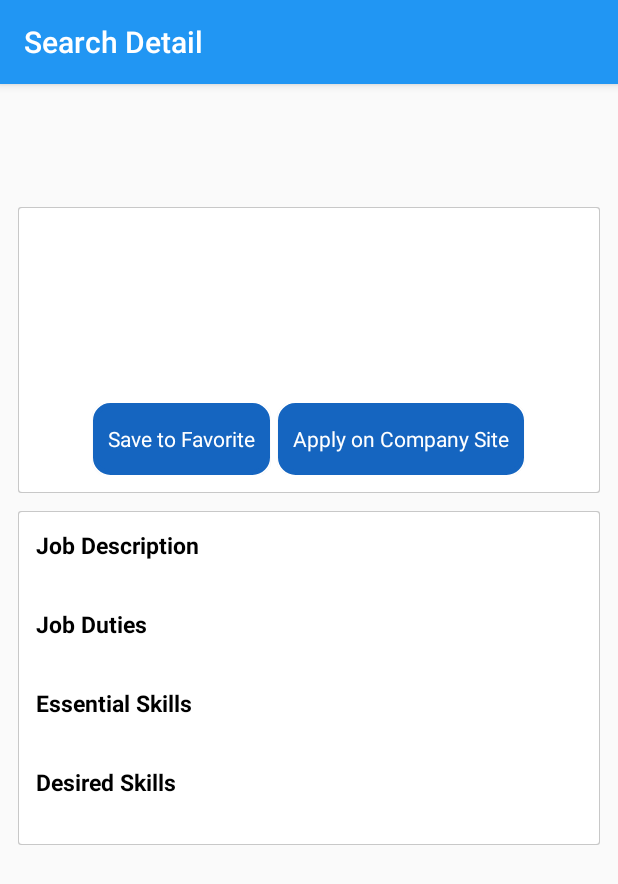
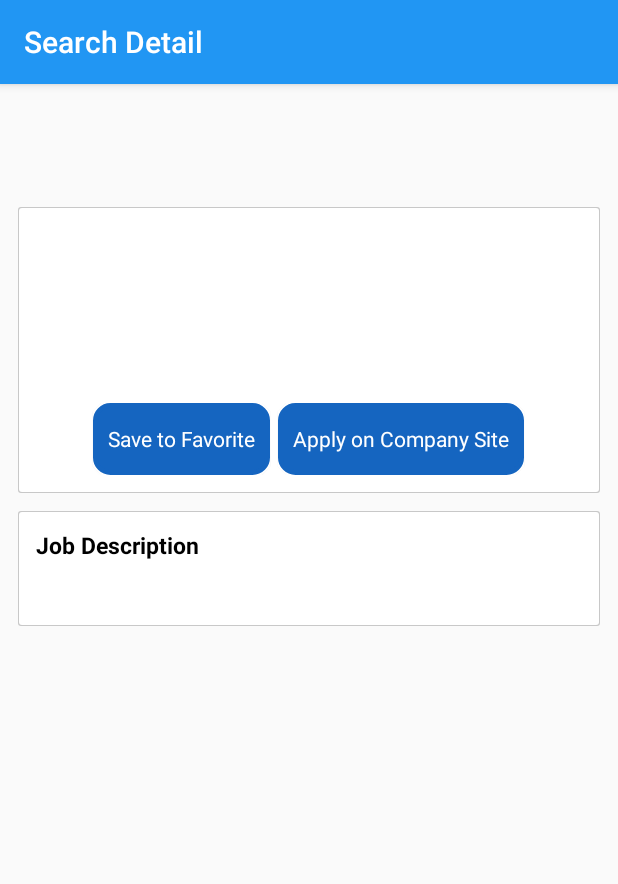
Before and after one commit to shafaghs/Csun_Sunlink, an Android app: the SearchDetail screen opened directly, with no data from a screen before it, on a phone screen of 412 x 824 dp. Shown: the top 884 px of the screen. Run offline under Robolectric (Android 15) with nearby library versions, the phone set to English and light mode, and no system bars; 5 statements that could not run were skipped.

Commit message:
search detail page

```diff
--- a/app/src/main/res/layout/activity_search_detail.xml
+++ b/app/src/main/res/layout/activity_search_detail.xml
@@ -149,7 +149,8 @@
                 android:layout_below="@id/search_detail_job_des_detail"
                 android:text="@string/job_duties"
                 android:theme="@style/titleText"
-                android:textColor="@color/black"/>
+                android:textColor="@color/black"
+                android:visibility="gone"/>
 
             <TextView
                 android:id="@+id/search_detail_job_duty_detail"
@@ -158,7 +159,8 @@
                 android:layout_below="@id/search_detail_job_duty"
                 android:textColor="@color/black"
                 android:paddingBottom="12dp"
-                android:paddingStart="17dp"/>
+                android:paddingStart="17dp"
+                android:visibility="gone"/>
 
             <TextView
                 android:id="@+id/search_detail_essential_skills"
@@ -167,7 +169,8 @@
                 android:layout_below="@id/search_detail_job_duty_detail"
                 android:text="@string/essential_skills"
                 android:theme="@style/titleText"
-                android:textColor="@color/black"/>
+                android:textColor="@color/black"
+                android:visibility="gone"/>
 
             <TextView
                 android:id="@+id/search_detail_ess_detail"
@@ -176,7 +179,8 @@
                 android:layout_below="@id/search_detail_essential_skills"
                 android:textColor="@color/black"
                 android:paddingBottom="12dp"
-                android:paddingStart="17dp"/>
+                android:paddingStart="17dp"
+                android:visibility="gone"/>
 
             <TextView
                 android:id="@+id/search_detail_desired_skills"
@@ -185,7 +189,8 @@
                 android:layout_below="@id/search_detail_ess_detail"
                 android:text="@string/desired_skills"
                 android:theme="@style/titleText"
-                android:textColor="@color/black"/>
+                android:textColor="@color/black"
+                android:visibility="gone"/>
 
             <TextView
                 android:id="@+id/search_detail_des_detail"
@@ -193,7 +198,8 @@
                 android:layout_height="wrap_content"
                 android:layout_below="@id/search_detail_desired_skills"
                 android:textColor="@color/black"
-                android:paddingStart="17dp"/>
+                android:paddingStart="17dp"
+                android:visibility="gone"/>
         </RelativeLayout>
 
     </LinearLayout>
--- a/app/src/main/res/layout/row_layout.xml
+++ b/app/src/main/res/layout/row_layout.xml
@@ -21,6 +21,7 @@
             android:paddingStart="5dp"
             android:paddingEnd="5dp"
             android:layout_height="match_parent"
+            android:src="@drawable/nologo"
             android:gravity="center_vertical|center_horizontal"/>
 
         <TextView
```
Also changed, not shown: app/src/main/java/com/csun_sunlink/csuncareercenter/Search/SearchDetailBgTask.java (+34 -8 lines), app/src/main/java/com/csun_sunlink/csuncareercenter/Search/SearchStart2.java (+5 -5 lines), app/src/main/java/com/csun_sunlink/csuncareercenter/Search/SearchStartBgTask.java (+7 -3 lines), app/src/main/res/drawable/noLogo.png (added).
